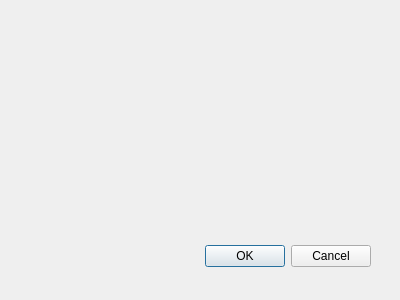
This is alai_primo_dialog_base.ui in qt-alai/alai_primo as Qt 5 draws it before an edit. The edited form follows.
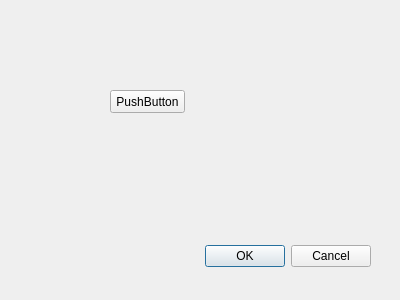
This is the edited form.

Commit message: modifica ui da programma

Patch:
```diff
--- a/alai_primo_dialog_base.ui
+++ b/alai_primo_dialog_base.ui
@@ -28,6 +28,19 @@
     <set>QDialogButtonBox::Cancel|QDialogButtonBox::Ok</set>
    </property>
   </widget>
+  <widget class="QPushButton" name="pBntAndrea">
+   <property name="geometry">
+    <rect>
+     <x>110</x>
+     <y>90</y>
+     <width>75</width>
+     <height>23</height>
+    </rect>
+   </property>
+   <property name="text">
+    <string>PushButton</string>
+   </property>
+  </widget>
  </widget>
  <resources/>
  <connections>
```
Left out of the diff: 41 changed lines with no effect on the pictures.
